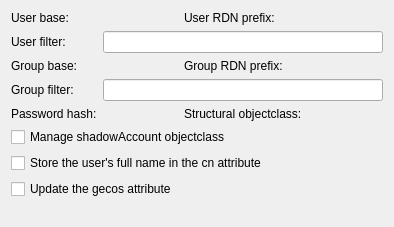
The window that ku_ldapsettings.ui (KDE/kuser) describes before a commit, drawn with Qt 5.
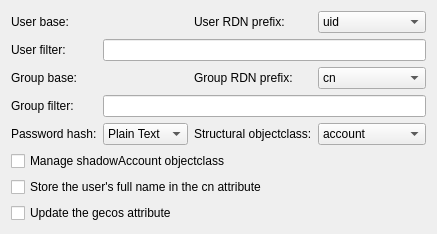
The same window after the commit. Custom widgets are drawn as their Qt base class.

Commit message: KComboBox extends QComboBox. Why not added automatically by designer?

Diff of the .ui file:
```diff
--- a/ku_ldapsettings.ui
+++ b/ku_ldapsettings.ui
@@ -246,7 +246,7 @@
  <customwidgets>
   <customwidget>
    <class>KComboBox</class>
-   <extends></extends>
+   <extends>QComboBox</extends>
    <header>kcombobox.h</header>
    <container>0</container>
    <pixmap></pixmap>
```
The commit also changes 2 other files.
